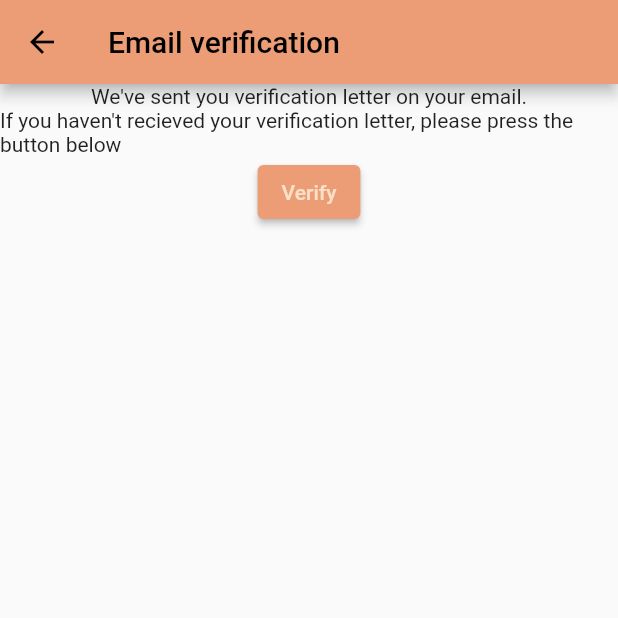
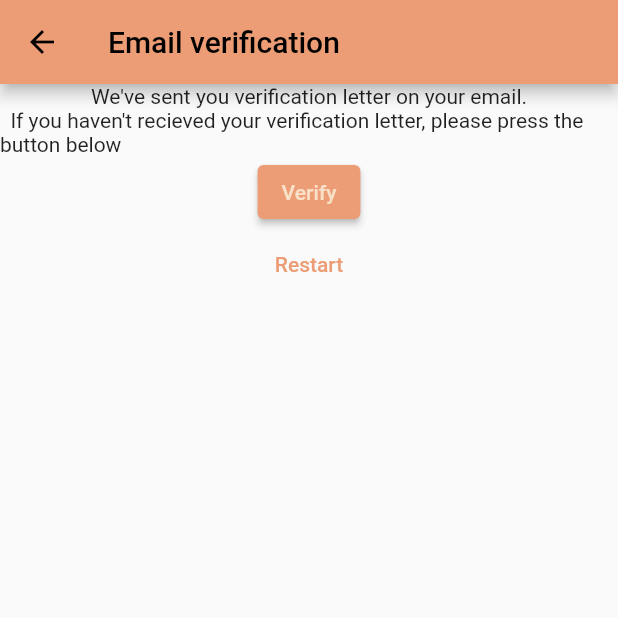
Before and after one commit to flutter-preview/EncouragedEntity-Noting, a Flutter app: the VerifyEmailView screen opened by its route, on a phone screen of 412 x 824 dp, the top half of it. Run offline on Flutter 3.47's test engine with Material 2 defaults, Android fonts, the phone set to English and light mode, and no system bars; our stand-ins replace firebase_auth, firebase_core, flutter_spinkit; accounts and stored records are empty; network calls fail.

Commit message:
mail verify update

```diff
--- a/lib/Views/register_view.dart
+++ b/lib/Views/register_view.dart
@@ -38,6 +38,8 @@ class _RegisterViewState extends State<RegisterView> {
         email: email,
         password: password,
       );
+      final user = FirebaseAuth.instance.currentUser;
+      user?.sendEmailVerification();
       Navigator.of(context).pushNamed(
         AppRoutes.mailVerify,
       );
--- a/lib/Views/verify_email_view.dart
+++ b/lib/Views/verify_email_view.dart
@@ -19,8 +19,9 @@ class _VerifyEmailViewState extends State<VerifyEmailView> {
       body: Center(
         child: Column(
           children: [
-            const Text('We\'ve sent you verification letter on your email.'),
-            const Text('If you haven\'t recieved your verification letter, please press the button below'),
+            const Text("We've sent you verification letter on your email."),
+            const Text(
+                "\t\tIf you haven't recieved your verification letter, please press the button below"),
             FormButton(
               text: 'Verify',
               isSecondary: false,
@@ -37,7 +38,17 @@ class _VerifyEmailViewState extends State<VerifyEmailView> {
                   }
                 }
               },
-            )
+            ),
+            TextButton(
+              child: const Text('Restart'),
+              onPressed: () async {
+                await FirebaseAuth.instance.signOut();
+                Navigator.of(context).pushNamedAndRemoveUntil(
+                  AppRoutes.register,
+                  (route) => false,
+                );
+              },
+            ),
           ],
         ),
       ),
```
